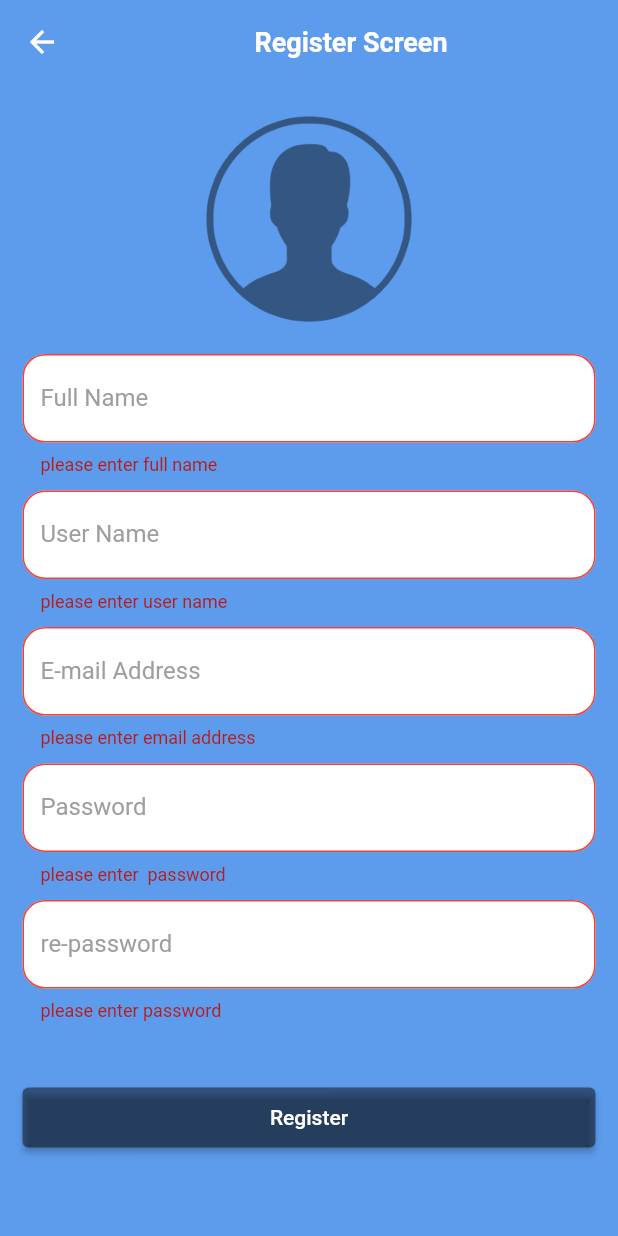
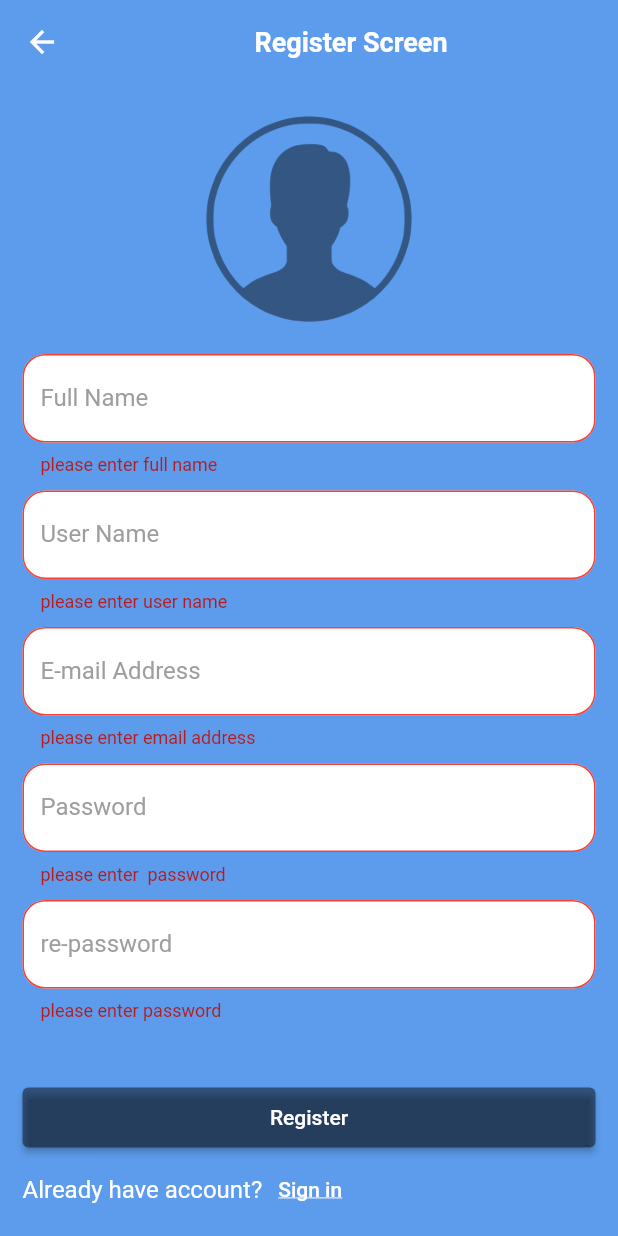
Before and after one commit to manar27112000/todo_app, a Flutter app: the RegisterScreen screen opened by its route, after a tap on "Register", on a phone screen of 412 x 824 dp. Run offline on Flutter 3.47's test engine with Material 3 defaults, Android fonts, the phone set to English and light mode, and no system bars; our stand-ins replace firebase_auth, firebase_core; missing offline and left inert: flutter_timeline_calendar; accounts and stored records are empty.

Commit message:
+ integration with firebase + auth module

```diff
--- a/lib/ui/auth/register/register_screen.dart
+++ b/lib/ui/auth/register/register_screen.dart
@@ -1,21 +1,37 @@
+import 'package:firebase_auth/firebase_auth.dart';
 import 'package:flutter/material.dart';
+import 'package:todo_app/core/app_routes.dart';
 import 'package:todo_app/ui/widgets/custom_text_form_field;.dart';
 import 'package:todo_app/utils/email_validation.dart';
 
-class RegisterScreen extends StatelessWidget {
+class RegisterScreen extends StatefulWidget {
+
+  RegisterScreen({super.key});
+
+  @override
+  State<RegisterScreen> createState() => _RegisterScreenState();
+}
+
+class _RegisterScreenState extends State<RegisterScreen> {
   TextEditingController fullNameController = TextEditingController();
+
   TextEditingController userNameController = TextEditingController();
+
   TextEditingController emailController = TextEditingController();
+
   TextEditingController passController = TextEditingController();
-  TextEditingController passContController = TextEditingController();
+
+  TextEditingController re_passController = TextEditingController();
+
+  var formKey = GlobalKey<FormState>();
+
   @override
-  var formKey = GlobalKey<FormState>();
 
   Widget build(BuildContext context) {
     return Scaffold(
       backgroundColor: Theme.of(context).primaryColor,
       appBar: AppBar(elevation: 0,
-        title: Center(child: const Text('Register Screen')),
+        title: const Center(child: Text('Register Screen')),
       ),
       body: Form(
         key: formKey,
@@ -32,7 +48,7 @@ class RegisterScreen extends StatelessWidget {
                   color: Colors.black45,
                   fit:BoxFit.contain,),
 
-                SizedBox(
+                const SizedBox(
                   height: 15,
                 ),
                 CustomTextFormField(
@@ -75,7 +91,7 @@ class RegisterScreen extends StatelessWidget {
                 CustomTextFormField(
                     label: const Text('Password'),
                     type: TextInputType.visiblePassword,
-                    isecureText: true,
+                    isecureText: false,
                     controller: passController,
                     validator: (input) {
                       if (input == null || input.trim().isEmpty) {
@@ -89,31 +105,50 @@ class RegisterScreen extends StatelessWidget {
                 CustomTextFormField(
                     label: const Text('re-password'),
                     type: TextInputType.visiblePassword,
-                    controller: passContController,
-                    isecureText: true,
+                    controller: re_passController,
+                    isecureText: false,
                     validator: (input) {
                       if (input == null || input.trim().isEmpty) {
                         return 'please enter password';
                       }
-                      if (input != passController.text) {
+
+                       if (input!= passController.text) {
+                         print('passcontroller: ${passController.text}');
+                         print('passcontroller: ${re_passController.text}');
                         return 'password does not match';
+
                       }
                       return null;
                     }),
-                SizedBox(
+                const SizedBox(
                   height: 30,
                 ),
                 ElevatedButton(
                   style: ElevatedButton.styleFrom(
                     backgroundColor: Colors.black45,
                   ),
-                    onPressed: () {
-                      register();
+                    onPressed: ()  {
+                  register(  emailController.text, passController.text);
+                  print(emailController.text);
+                  print(passController.text);
+                  print(re_passController.text);
                     },
-                    child: Padding(
-                      padding: const EdgeInsets.all(12.0),
-                      child: const Text('Register'),
-                    ))
+                    child: const Padding(
+                      padding: EdgeInsets.all(12.0),
+                      child: Text('Register'),
+                    )),
+                Row(
+                  children: [
+
+                    const Text('Already have account?',style: TextStyle(color: Colors.white,fontSize: 16)),
+                    TextButton(onPressed: (){
+                      Navigator.pushReplacementNamed(context, AppRoutes.login_route);
+                    },
+                        child: const Text('Sign in',style: TextStyle(color: Colors.white,
+                            fontSize: 14,decoration: TextDecoration.underline),))
+                  ],
+                )
+
               ],
             ),
           ),
@@ -122,9 +157,28 @@ class RegisterScreen extends StatelessWidget {
     );
   }
 
-  void register() {
+  Future<void> register(String emailController,String passController) async {
     if (formKey.currentState?.validate() == false) {
       return;
     }
+    try {
+      final credential =
+      await FirebaseAuth.instance.createUserWithEmailAndPassword(
+        email: emailController,
+        password: passController,
+      );
+      print('credential : ${credential.user?.uid}');
+      Navigator.pushReplacementNamed(context, AppRoutes.login_route);
+
+    } on FirebaseAuthException catch (e) {
+      if (e.code == 'weak-password') {
+        print('The password provided is too weak.');
+      } else if (e.code == 'email-already-in-use') {
+        print('The account already exists for that email.');
+      }
+    } catch (e) {
+      print(e);
+    }
+
   }
 }
```
